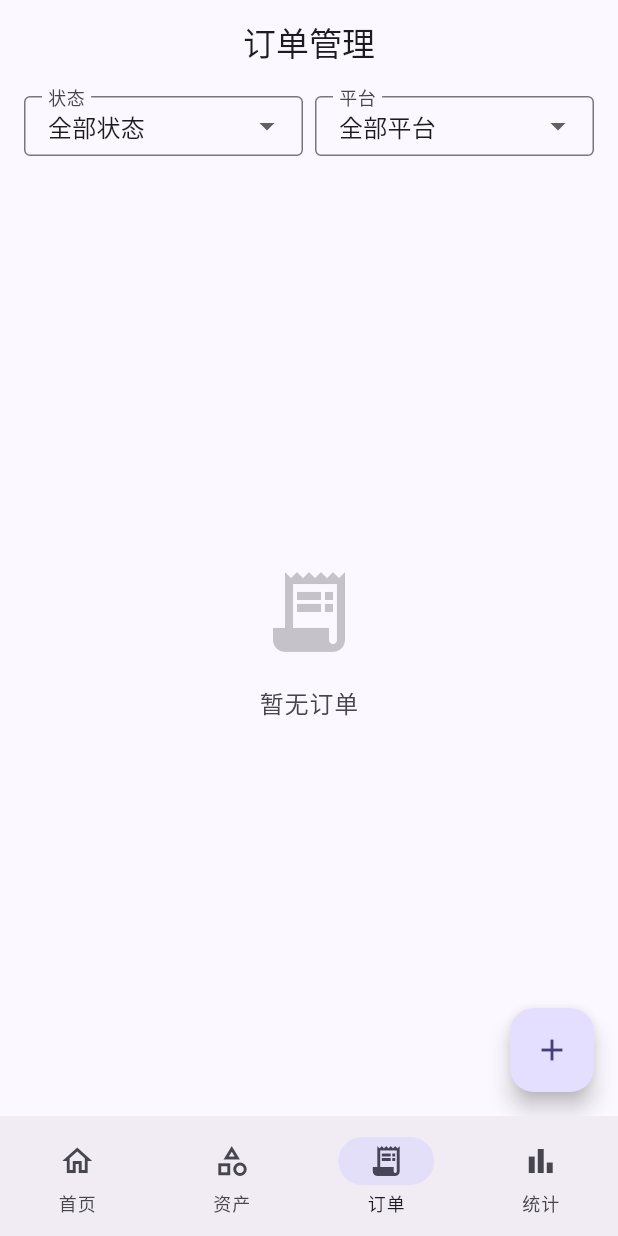
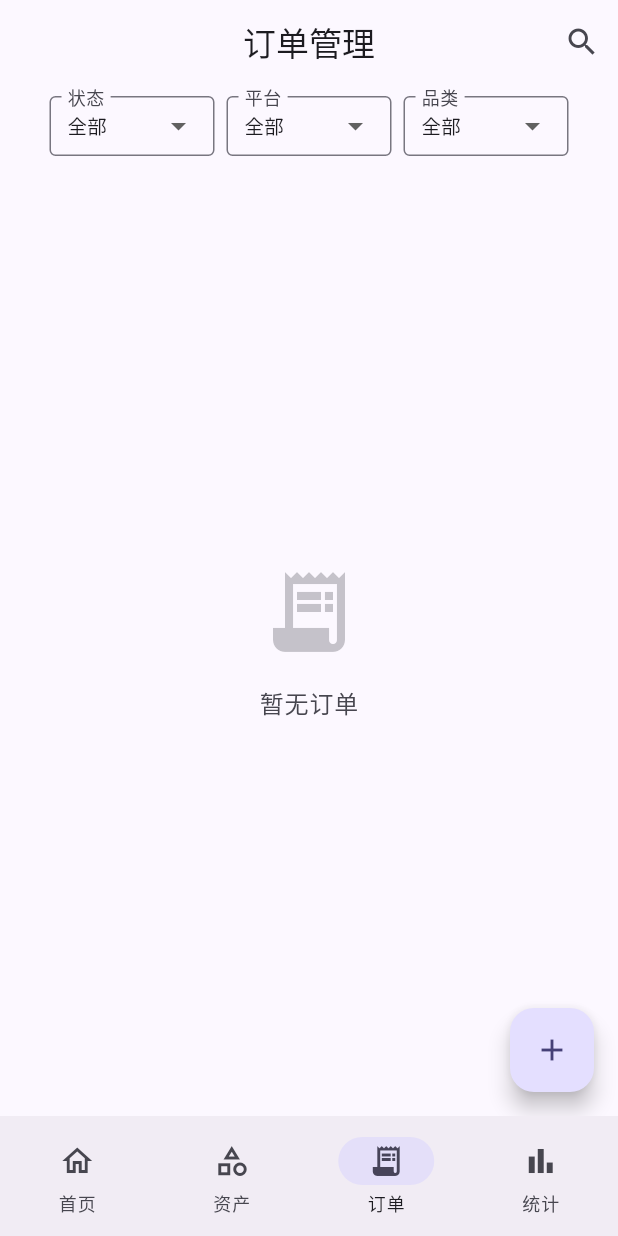
Before and after one commit to killuailixiya-ctrl/gouwu, a Flutter app: the screen it shows after launch, item 3 of the bottom bar chosen, on a phone screen of 412 x 824 dp. Run offline on Flutter 3.47's test engine with Material 3 defaults, Android fonts, the phone set to English and light mode, and no system bars; our stand-ins replace image_picker, sqflite, sqflite_common_ffi; missing offline and left inert: google_mlkit_text_recognition; accounts and stored records are empty.

Commit message:
feat: 新增本地调试服务脚本，添加订单搜索与品类筛选功能
1. 新增PowerShell和Dart两个版本的本地静态文件服务脚本
2. 订单列表页添加商品名称/规格搜索功能
3. 新增按品类筛选订单的能力
4. 优化筛选栏布局与搜索交互流程

```diff
--- a/lib/pages/order/order_list_page.dart
+++ b/lib/pages/order/order_list_page.dart
@@ -4,9 +4,11 @@ import 'package:intl/intl.dart';
 import '../../models/order.dart';
 import '../../models/order_item.dart';
 import '../../models/platform.dart';
+import '../../models/category.dart';
 import '../../database/dao/order_dao.dart';
 import '../../database/dao/order_item_dao.dart';
 import '../../database/dao/platform_dao.dart';
+import '../../database/dao/category_dao.dart';
 import 'order_detail_page.dart';
 import 'order_edit_page.dart';
 
@@ -21,20 +23,54 @@ class _OrderListPageState extends State<OrderListPage> {
   final _orderDao = OrderDao();
   final _platformDao = PlatformDao();
   final _orderItemDao = OrderItemDao();
+  final _categoryDao = CategoryDao();
 
   List<Order> _orders = [];
   List<Platform> _platforms = [];
+  List<Category> _categories = [];
   Map<String, List<OrderItem>> _orderItems = {};
   String? _filterStatus;
   String? _filterPlatform;
+  String? _filterCategoryId;
+  String _searchKeyword = '';
   bool _loading = true;
   bool _selectMode = false;
+  bool _isSearching = false;
+  final _searchController = TextEditingController();
   final Set<String> _selectedOrderIds = {};
 
   @override
   void initState() {
     super.initState();
     _loadData();
+  }
+
+  @override
+  void dispose() {
+    _searchController.dispose();
+    super.dispose();
+  }
+
+  List<Order> get _filteredOrders {
+    var result = _orders;
+    if (_searchKeyword.isNotEmpty) {
+      final kw = _searchKeyword.toLowerCase();
+      result = result.where((order) {
+        final items = _orderItems[order.id] ?? [];
+        return items.any((item) {
+          final name = (item.name).toLowerCase();
+          final spec = (item.spec ?? '').toLowerCase();
+          return name.contains(kw) || spec.contains(kw);
+        });
+      }).toList();
+    }
+    if (_filterCategoryId != null) {
+      result = result.where((order) {
+        final items = _orderItems[order.id] ?? [];
+        return items.any((item) => item.categoryId == _filterCategoryId);
+      }).toList();
+    }
+    return result;
   }
 
   Future<void> _loadData() async {
@@ -47,6 +83,7 @@ class _OrderListPageState extends State<OrderListPage> {
       debugPrint('========== [LOAD] 开始加载订单列表 ==========');
       debugPrint('[LOAD] orders.length = ${orders.length}');
       final platforms = await _platformDao.getAll();
+      final categories = await _categoryDao.getAll();
       final itemsMap = <String, List<OrderItem>>{};
       for (final order in orders) {
         itemsMap[order.id] = await _orderItemDao.getByOrderId(order.id);
@@ -59,6 +96,7 @@ class _OrderListPageState extends State<OrderListPage> {
       setState(() {
         _orders = orders;
         _platforms = platforms;
+        _categories = categories;
         _orderItems = itemsMap;
         _loading = false;
       });
@@ -69,12 +107,41 @@ class _OrderListPageState extends State<OrderListPage> {
 
   @override
   Widget build(BuildContext context) {
+    final displayOrders = _filteredOrders;
     return Scaffold(
       appBar: AppBar(
         title: _selectMode
             ? Text('已选择 ${_selectedOrderIds.length} 项')
+            : _isSearching
+                ? TextField(
+                    controller: _searchController,
+                    autofocus: true,
+                    decoration: const InputDecoration(
+                      hintText: '搜索商品名称、规格...',
+                      border: InputBorder.none,
+                    ),
+                    onChanged: (v) => setState(() => _searchKeyword = v),
+                  )
                 : const Text('订单管理'),
         actions: [
+          if (_isSearching)
+            IconButton(
+              icon: const Icon(Icons.close),
+              tooltip: '关闭搜索',
+              onPressed: () {
+                _searchController.clear();
+                setState(() {
+                  _isSearching = false;
+                  _searchKeyword = '';
+                });
+              },
+            )
+          else ...[
+            IconButton(
+              icon: const Icon(Icons.search),
+              tooltip: '搜索',
+              onPressed: () => setState(() => _isSearching = true),
+            ),
             if (_orders.isNotEmpty)
               IconButton(
                 icon: Icon(_selectMode ? Icons.close : Icons.checklist),
@@ -87,14 +154,15 @@ class _OrderListPageState extends State<OrderListPage> {
                 },
               ),
           ],
+        ],
       ),
       body: Column(
         children: [
-          if (!_selectMode) _buildFilterBar(),
+          if (!_selectMode && !_isSearching) _buildFilterBar(),
           Expanded(
             child: _loading
                 ? const Center(child: CircularProgressIndicator())
-                : _orders.isEmpty
+                : displayOrders.isEmpty
                     ? Center(
                         child: Column(
                           mainAxisSize: MainAxisSize.min,
@@ -103,7 +171,10 @@ class _OrderListPageState extends State<OrderListPage> {
                                 size: 64,
                                 color: Theme.of(context).colorScheme.onSurfaceVariant.withValues(alpha: 0.3)),
                             const SizedBox(height: 16),
-                            Text('暂无订单',
+                            Text(
+                                _searchKeyword.isNotEmpty || _filterCategoryId != null
+                                    ? '没有匹配的订单'
+                                    : '暂无订单',
                                 style: Theme.of(context).textTheme.bodyLarge?.copyWith(
                                     color: Theme.of(context).colorScheme.onSurfaceVariant)),
                           ],
@@ -113,8 +184,8 @@ class _OrderListPageState extends State<OrderListPage> {
                         onRefresh: _loadData,
                         child: ListView.builder(
                           padding: const EdgeInsets.only(left: 16, right: 16, top: 16, bottom: 80),
-                          itemCount: _orders.length,
-                          itemBuilder: (_, i) => _buildOrderCard(_orders[i]),
+                          itemCount: displayOrders.length,
+                          itemBuilder: (_, i) => _buildOrderCard(displayOrders[i]),
                         ),
                       ),
           ),
@@ -137,7 +208,8 @@ class _OrderListPageState extends State<OrderListPage> {
   }
 
   Widget _buildBatchActionBar() {
-    final allSelected = _selectedOrderIds.length == _orders.length;
+    final displayOrders = _filteredOrders;
+    final allSelected = _selectedOrderIds.length == displayOrders.length;
     return Container(
       padding: const EdgeInsets.symmetric(horizontal: 16, vertical: 8),
       decoration: BoxDecoration(
@@ -161,7 +233,7 @@ class _OrderListPageState extends State<OrderListPage> {
                   if (allSelected) {
                     _selectedOrderIds.clear();
                   } else {
-                    _selectedOrderIds.addAll(_orders.map((o) => o.id));
+                    _selectedOrderIds.addAll(displayOrders.map((o) => o.id));
                   }
                 });
               },
@@ -204,50 +276,78 @@ class _OrderListPageState extends State<OrderListPage> {
   }
 
   Widget _buildFilterBar() {
-    return Container(
+    return SingleChildScrollView(
+      scrollDirection: Axis.horizontal,
       padding: const EdgeInsets.symmetric(horizontal: 16, vertical: 8),
       child: Row(
         children: [
-          Expanded(
+          SizedBox(
+            width: 110,
             child: DropdownButtonFormField<String?>(
               initialValue: _filterStatus,
               decoration: const InputDecoration(
                 labelText: '状态',
                 border: OutlineInputBorder(),
-                contentPadding: EdgeInsets.symmetric(horizontal: 12, vertical: 8),
+                contentPadding: EdgeInsets.symmetric(horizontal: 8, vertical: 8),
                 isDense: true,
               ),
+              isExpanded: true,
               items: [
-                const DropdownMenuItem(value: null, child: Text('全部状态')),
+                const DropdownMenuItem(value: null, child: Text('全部', style: TextStyle(fontSize: 13))),
                 ...Order.statusLabels.entries.map(
-                  (e) => DropdownMenuItem(value: e.key, child: Text(e.value)),
+                  (e) => DropdownMenuItem(value: e.key, child: Text(e.value, style: const TextStyle(fontSize: 13))),
                 ),
               ],
               onChanged: (v) {
-                _filterStatus = v;
+                setState(() => _filterStatus = v);
                 _loadData();
               },
             ),
           ),
           const SizedBox(width: 8),
-          Expanded(
+          SizedBox(
+            width: 110,
             child: DropdownButtonFormField<String?>(
               initialValue: _filterPlatform,
               decoration: const InputDecoration(
                 labelText: '平台',
                 border: OutlineInputBorder(),
-                contentPadding: EdgeInsets.symmetric(horizontal: 12, vertical: 8),
+                contentPadding: EdgeInsets.symmetric(horizontal: 8, vertical: 8),
                 isDense: true,
               ),
+              isExpanded: true,
               items: [
-                const DropdownMenuItem(value: null, child: Text('全部平台')),
+                const DropdownMenuItem(value: null, child: Text('全部', style: TextStyle(fontSize: 13))),
                 ..._platforms.map(
-                  (p) => DropdownMenuItem(value: p.id, child: Text(p.name)),
+                  (p) => DropdownMenuItem(value: p.id, child: Text(p.name, style: const TextStyle(fontSize: 13))),
                 ),
               ],
               onChanged: (v) {
-                _filterPlatform = v;
+                setState(() => _filterPlatform = v);
                 _loadData();
+              },
+            ),
+          ),
+          const SizedBox(width: 8),
+          SizedBox(
+            width: 110,
+            child: DropdownButtonFormField<String?>(
+              initialValue: _filterCategoryId,
+              decoration: const InputDecoration(
+                labelText: '品类',
+                border: OutlineInputBorder(),
+                contentPadding: EdgeInsets.symmetric(horizontal: 8, vertical: 8),
+                isDense: true,
+              ),
+              isExpanded: true,
+              items: [
+                const DropdownMenuItem(value: null, child: Text('全部', style: TextStyle(fontSize: 13))),
+                ..._categories.map(
+                  (c) => DropdownMenuItem(value: c.id, child: Text(c.name, style: const TextStyle(fontSize: 13))),
+                ),
+              ],
+              onChanged: (v) {
+                setState(() => _filterCategoryId = v);
               },
             ),
           ),
```
Also changed, not shown: serve.dart (added, +36 -0 lines), 1 other file. Lines whose indentation alone changed are shown as unchanged.
